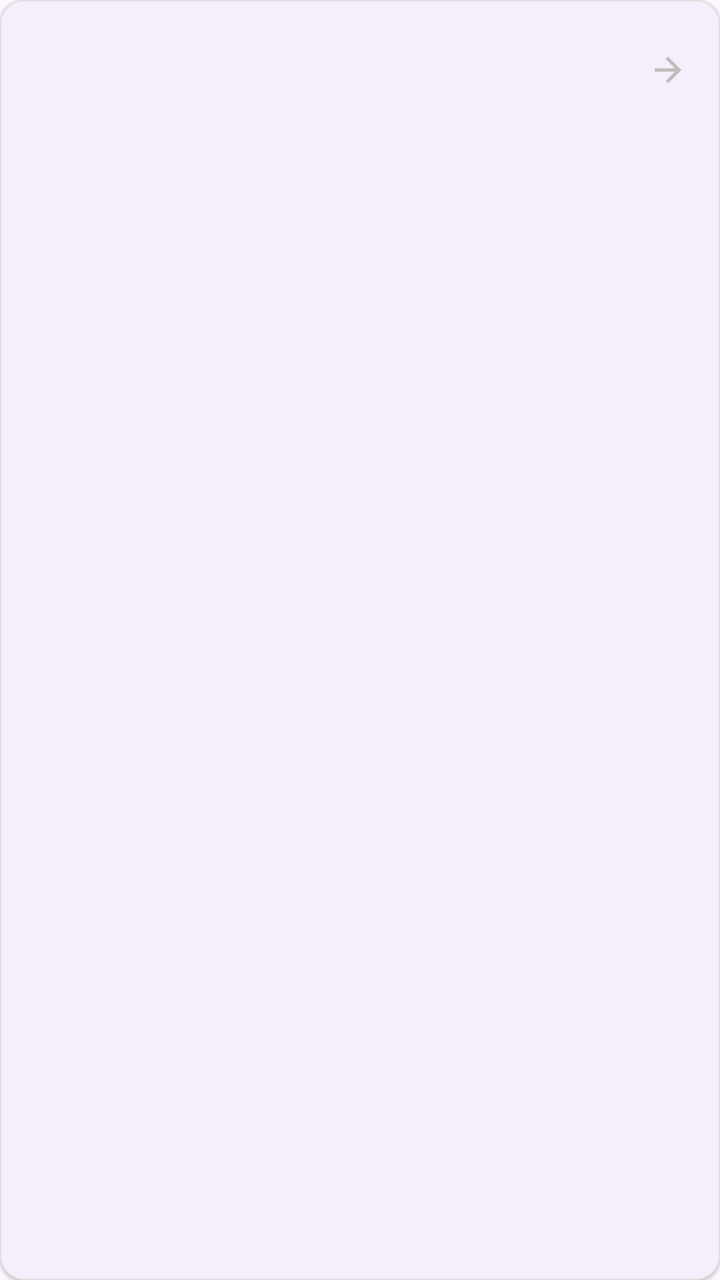
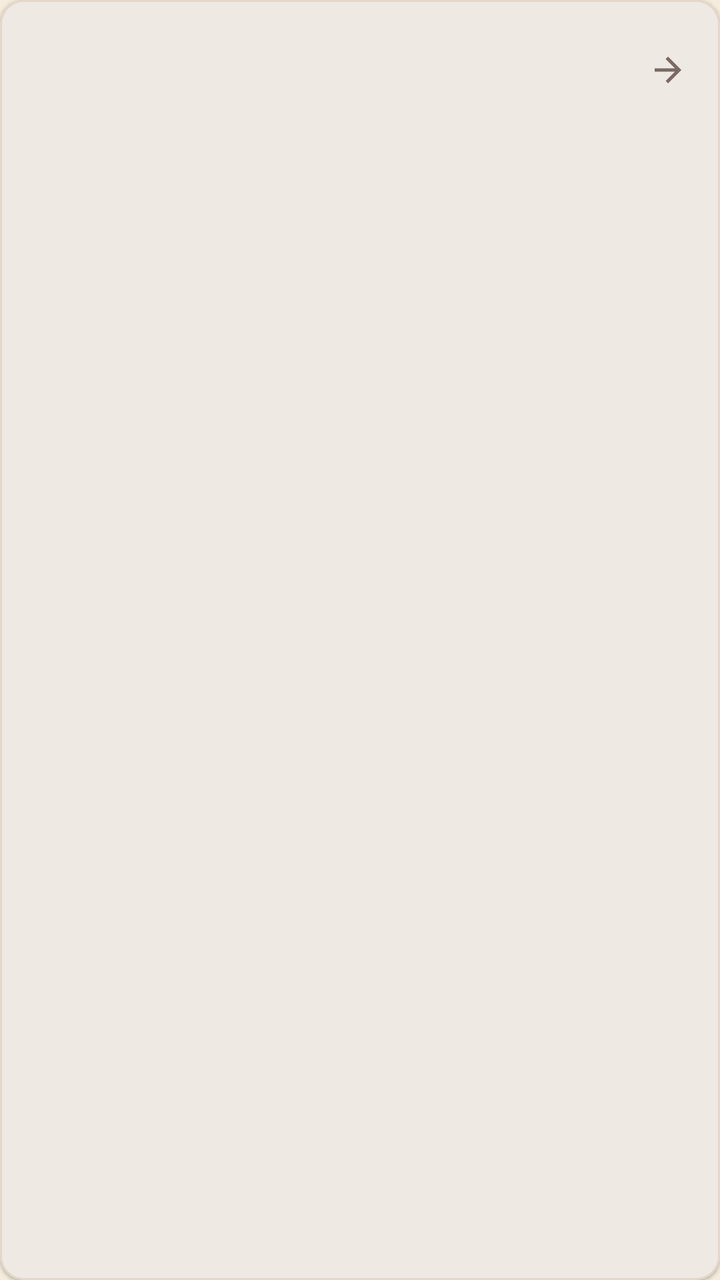

Compare the two renders of this Android layout. The source of the first and the diff that turns it into the second are given below.
<!-- AndroidManifest.xml: application theme Theme.EServicesICCHelper -->
<!-- res/layout/item_info_contact.xml -->
<?xml version="1.0" encoding="utf-8"?>
<com.google.android.material.card.MaterialCardView xmlns:android="http://schemas.android.com/apk/res/android"
    xmlns:app="http://schemas.android.com/apk/res-auto"
    android:layout_width="match_parent"
    android:layout_height="wrap_content"
    android:layout_marginHorizontal="16dp"
    android:layout_marginVertical="6dp"
    app:cardCornerRadius="12dp"
    app:cardElevation="1dp"
    app:strokeWidth="0.5dp"
    app:strokeColor="#E0E0E0">

    <LinearLayout
        android:id="@+id/contactLayout"
        android:layout_width="match_parent"
        android:layout_height="wrap_content"
        android:background="?attr/selectableItemBackground"
        android:clickable="true"
        android:focusable="true"
        android:gravity="center_vertical"
        android:orientation="horizontal"
        android:padding="16dp">

        <ImageView
            android:id="@+id/ivIcon"
            android:layout_width="32dp"
            android:layout_height="32dp"
            android:layout_marginEnd="16dp"
            app:tint="?attr/colorPrimary" />

        <LinearLayout
            android:layout_width="0dp"
            android:layout_height="wrap_content"
            android:layout_weight="1"
            android:orientation="vertical">

            <TextView
                android:id="@+id/tvLabel"
                android:layout_width="wrap_content"
                android:layout_height="wrap_content"
                android:textAppearance="@style/TextAppearance.Material3.LabelMedium"
                android:textColor="?attr/colorSecondary" />

            <TextView
                android:id="@+id/tvValue"
                android:layout_width="wrap_content"
                android:layout_height="wrap_content"
                android:textAppearance="@style/TextAppearance.Material3.BodyLarge"
                android:textStyle="bold" />
        </LinearLayout>

        <ImageView
            android:layout_width="20dp"
            android:layout_height="20dp"
            android:src="@drawable/ic_arrow_forward"
            app:tint="#BDBDBD" />

    </LinearLayout>

</com.google.android.material.card.MaterialCardView>
<!-- resources referenced by this layout -->
<resources>
  <!-- drawable ic_arrow_forward (drawable) -->
  <vector xmlns:android="http://schemas.android.com/apk/res/android"
      android:width="24dp"
      android:height="24dp"
      android:viewportWidth="24"
      android:viewportHeight="24">
    <path
        android:fillColor="@android:color/black"
        android:pathData="M12,4l-1.41,1.41L16.17,11H4v2h12.17l-5.58,5.59L12,20l8,-8z"/>
  </vector>
  <style name="Theme.EServicesICCHelper" parent="Base.Theme.EServicesICCHelper" />
  <style name="Base.Theme.EServicesICCHelper" parent="Theme.Material3.DayNight.NoActionBar">
          
          <item name="colorPrimary">@color/md_theme_light_primary</item>
          <item name="colorOnPrimary">@color/md_theme_light_onPrimary</item>
          <item name="colorPrimaryContainer">@color/md_theme_light_primaryContainer</item>
          <item name="colorOnPrimaryContainer">@color/md_theme_light_onPrimaryContainer</item>
          <item name="colorSecondary">@color/md_theme_light_secondary</item>
          <item name="colorOnSecondary">@color/md_theme_light_onSecondary</item>
          <item name="colorSecondaryContainer">@color/md_theme_light_secondaryContainer</item>
          <item name="colorOnSecondaryContainer">@color/md_theme_light_onSecondaryContainer</item>
  
          <item name="android:statusBarColor">@color/md_theme_light_primary</item>
          <item name="android:windowLightStatusBar">false</item>
      </style>
  <color name="md_theme_light_primary">#6750A4</color>
  <color name="md_theme_light_onPrimary">#FFFFFF</color>
  <color name="md_theme_light_primaryContainer">#EADDFF</color>
  <color name="md_theme_light_onPrimaryContainer">#21005D</color>
  <color name="md_theme_light_secondary">#625B71</color>
  <color name="md_theme_light_onSecondary">#FFFFFF</color>
  <color name="md_theme_light_secondaryContainer">#E8DEF8</color>
  <color name="md_theme_light_onSecondaryContainer">#1D192B</color>
</resources>

<!-- the commit's change to res/layout/item_info_contact.xml (unified diff, before → after) -->
@@ -7,8 +7,8 @@
     android:layout_marginVertical="6dp"
     app:cardCornerRadius="12dp"
     app:cardElevation="1dp"
-    app:strokeWidth="0.5dp"
-    app:strokeColor="#E0E0E0">
+    app:strokeWidth="1dp"
+    app:strokeColor="@color/divider_color">
 
     <LinearLayout
         android:id="@+id/contactLayout"
@@ -53,7 +53,7 @@
             android:layout_width="20dp"
             android:layout_height="20dp"
             android:src="@drawable/ic_arrow_forward"
-            app:tint="#BDBDBD" />
+            app:tint="@color/text_secondary" />
 
     </LinearLayout>
 
<!-- resource entries referenced after the edit -->
@@ -1,5 +1,7 @@
 <!-- resources referenced by this layout -->
 <resources>
+  <color name="divider_color">#E4D8C8</color>
+  <color name="text_secondary">#7A6A63</color>
   <!-- drawable ic_arrow_forward (drawable) -->
   <vector xmlns:android="http://schemas.android.com/apk/res/android"
       android:width="24dp"
@@ -11,27 +13,55 @@
         android:pathData="M12,4l-1.41,1.41L16.17,11H4v2h12.17l-5.58,5.59L12,20l8,-8z"/>
   </vector>
   <style name="Theme.EServicesICCHelper" parent="Base.Theme.EServicesICCHelper" />
-  <style name="Base.Theme.EServicesICCHelper" parent="Theme.Material3.DayNight.NoActionBar">
+  <style name="Base.Theme.EServicesICCHelper" parent="Theme.Material3.Light.NoActionBar">
           
-          <item name="colorPrimary">@color/md_theme_light_primary</item>
-          <item name="colorOnPrimary">@color/md_theme_light_onPrimary</item>
-          <item name="colorPrimaryContainer">@color/md_theme_light_primaryContainer</item>
-          <item name="colorOnPrimaryContainer">@color/md_theme_light_onPrimaryContainer</item>
-          <item name="colorSecondary">@color/md_theme_light_secondary</item>
-          <item name="colorOnSecondary">@color/md_theme_light_onSecondary</item>
-          <item name="colorSecondaryContainer">@color/md_theme_light_secondaryContainer</item>
-          <item name="colorOnSecondaryContainer">@color/md_theme_light_onSecondaryContainer</item>
+          <item name="colorPrimary">@color/primary_dark_brown</item>
+          <item name="colorOnPrimary">@color/white</item>
+          <item name="colorPrimaryContainer">@color/light_accent</item>
+          <item name="colorOnPrimaryContainer">@color/primary_dark_brown</item>
   
-          <item name="android:statusBarColor">@color/md_theme_light_primary</item>
+          
+          <item name="colorSecondary">@color/secondary_brown</item>
+          <item name="colorOnSecondary">@color/white</item>
+          <item name="colorSecondaryContainer">@color/divider_color</item>
+          <item name="colorOnSecondaryContainer">@color/text_primary</item>
+  
+          
+          <item name="colorTertiary">@color/accent_gold</item>
+          <item name="colorOnTertiary">@color/text_primary</item>
+          <item name="colorTertiaryContainer">@color/light_accent</item>
+          <item name="colorOnTertiaryContainer">@color/text_primary</item>
+  
+          
+          <item name="android:windowBackground">@color/background_cream</item>
+          <item name="colorSurface">@color/surface_card</item>
+          <item name="colorOnSurface">@color/text_primary</item>
+          <item name="colorSurfaceVariant">@color/surface_card</item>
+          <item name="colorOnSurfaceVariant">@color/text_secondary</item>
+  
+          <item name="android:textColorPrimary">@color/text_primary</item>
+          <item name="android:textColorSecondary">@color/text_secondary</item>
+  
+          
+          <item name="colorOutline">@color/divider_color</item>
+          <item name="colorOutlineVariant">@color/divider_color</item>
+  
+          
+          <item name="colorError">@color/error_color</item>
+          <item name="colorOnError">@color/white</item>
+  
+          
+          <item name="android:statusBarColor">@color/primary_dark_brown</item>
           <item name="android:windowLightStatusBar">false</item>
       </style>
-  <color name="md_theme_light_primary">#6750A4</color>
-  <color name="md_theme_light_onPrimary">#FFFFFF</color>
-  <color name="md_theme_light_primaryContainer">#EADDFF</color>
-  <color name="md_theme_light_onPrimaryContainer">#21005D</color>
-  <color name="md_theme_light_secondary">#625B71</color>
-  <color name="md_theme_light_onSecondary">#FFFFFF</color>
-  <color name="md_theme_light_secondaryContainer">#E8DEF8</color>
-  <color name="md_theme_light_onSecondaryContainer">#1D192B</color>
+  <color name="primary_dark_brown">#4A231F</color>
+  <color name="white">#FFFFFF</color>
+  <color name="light_accent">#F1D9B5</color>
+  <color name="secondary_brown">#6B3A33</color>
+  <color name="text_primary">#2E1A17</color>
+  <color name="accent_gold">#D4AE7A</color>
+  <color name="background_cream">#F5ECDD</color>
+  <color name="surface_card">#F8F4EF</color>
+  <color name="error_color">#E53935</color>
 </resources>
 
